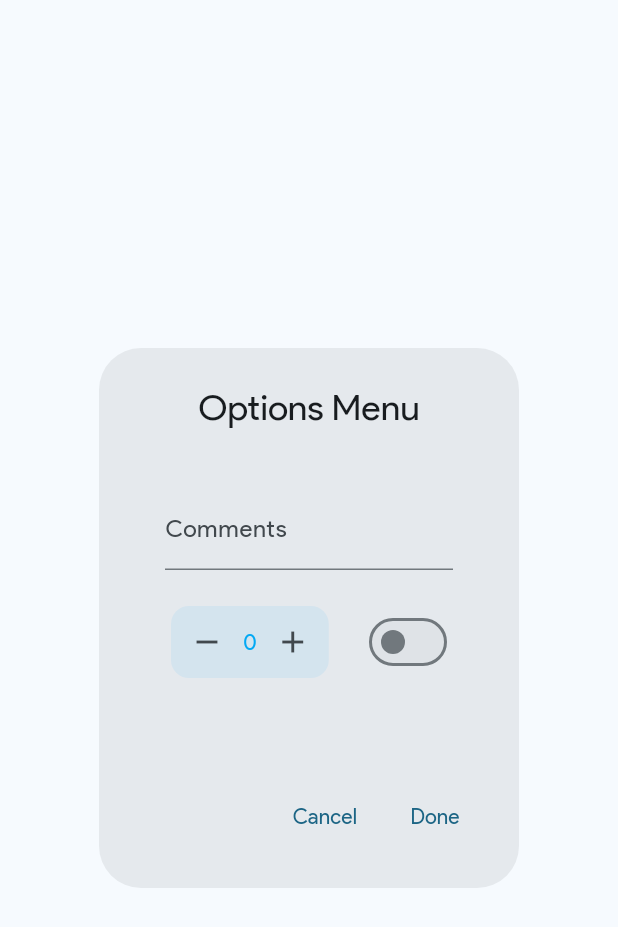
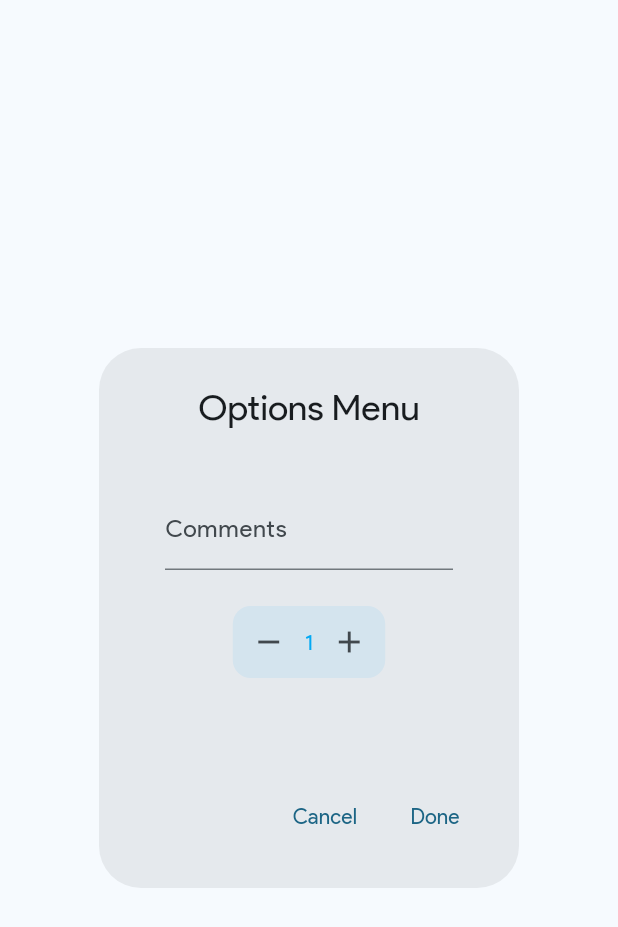
Before and after one commit to EraldBa/waiter_pda, a Flutter app: the OrderOptionsDialog widget shown alone on an empty page, opened directly with empty values, after a tap on the "remove" icon, on a phone screen of 412 x 824 dp. Shown: the top 927 px of the screen. Run offline on Flutter 3.47's test engine with Material 3 defaults, Android fonts, the phone set to English and light mode, and no system bars; our stand-ins replace hive, hive_flutter; accounts and stored records are empty.

Commit message:
code cleanup

```diff
--- a/lib/app/widgets/order_with_options_dialog.dart
+++ b/lib/app/widgets/order_with_options_dialog.dart
@@ -16,8 +16,6 @@ class _OrderOptionsDialogState extends State<OrderOptionsDialog> {
 
   late final OrderItem _orderItem;
 
-  bool _showCoffeeOptions = false;
-
   @override
   void initState() {
     super.initState();
@@ -26,7 +24,7 @@ class _OrderOptionsDialogState extends State<OrderOptionsDialog> {
   }
 
   Iterable<Widget> get _coffeeOptions {
-    if (!_showCoffeeOptions) {
+    if (!_orderItem.isCoffee) {
       return const Iterable.empty();
     }
 
@@ -106,28 +104,7 @@ class _OrderOptionsDialogState extends State<OrderOptionsDialog> {
                 onChanged: (value) => _orderItem.comments = value,
               ),
               const SizedBox(height: _height),
-              Row(
-                mainAxisAlignment: MainAxisAlignment.spaceBetween,
-                children: [
-                  QuantityAdjustmentBox(orderItem: _orderItem),
-                  Switch(
-                    thumbIcon:
-                        MaterialStateProperty.resolveWith<Icon?>((states) {
-                      if (states.contains(MaterialState.selected)) {
-                        return const Icon(Icons.check);
-                      }
-
-                      return null;
-                    }),
-                    value: _showCoffeeOptions,
-                    onChanged: (value) {
-                      setState(() {
-                        _showCoffeeOptions = value;
-                      });
-                    },
-                  ),
-                ],
-              ),
+              QuantityAdjustmentBox(orderItem: _orderItem),
               const SizedBox(height: _height),
               ..._coffeeOptions,
             ],
--- a/lib/app/widgets/quantity_adjustment_box.dart
+++ b/lib/app/widgets/quantity_adjustment_box.dart
@@ -18,9 +18,11 @@ class _QuantityAdjustmentBoxState extends State<QuantityAdjustmentBox> {
   }
 
   void _decrementQuantity() {
-    setState(() {
-      --widget.orderItem.quantity;
-    });
+    if (widget.orderItem.quantity > 1) {
+      setState(() {
+        --widget.orderItem.quantity;
+      });
+    }
   }
 
   @override
--- a/lib/models/menu_item.dart
+++ b/lib/models/menu_item.dart
@@ -2,12 +2,12 @@
 
 import 'package:hive/hive.dart';
 import 'package:waiter_pda/models/item_types.dart';
-import 'package:waiter_pda/models/menu_mixin.dart';
+import 'package:waiter_pda/models/price_helper.dart';
 
 part 'menu_item.g.dart';
 
 @HiveType(typeId: 3)
-final class MenuItem extends HiveObject with MenuMixin {
+final class MenuItem extends HiveObject {
   @HiveField(0)
   final String name;
 
@@ -31,7 +31,7 @@ final class MenuItem extends HiveObject with MenuMixin {
     return _ingredients == null ? '' : '\nIngredients: ${_ingredients!}';
   }
 
-  String get priceAsEuro => 'Price: ${toStringEuro(price)}';
+  String get priceAsEuro => 'Price: ${toEuroString(price)}';
 
   bool equals(MenuItem other) {
     return this.name == other.name && this.price == other.price;
--- a/lib/models/menu_mixin.dart
+++ /dev/null
@@ -1,3 +0,0 @@
-mixin MenuMixin {
-  String toStringEuro(double value) => '${value.toStringAsFixed(2)} €';
-}
--- a/lib/models/order.dart
+++ b/lib/models/order.dart
@@ -1,11 +1,11 @@
 import 'package:hive/hive.dart';
-import 'package:waiter_pda/models/menu_mixin.dart';
 import 'package:waiter_pda/models/order_item.dart';
+import 'package:waiter_pda/models/price_helper.dart';
 
 part 'order.g.dart';
 
 @HiveType(typeId: 1)
-class Order extends HiveObject with MenuMixin {
+class Order extends HiveObject {
   @HiveField(0)
   final List<OrderItem> items;
 
@@ -33,7 +33,7 @@ class Order extends HiveObject with MenuMixin {
 
   bool get notCompleted => !completed;
 
-  String get totalAsEuro => toStringEuro(total);
+  String get totalAsEuro => toEuroString(total);
 
   void mergeItems() {
     for (int i = 0; i < items.length; ++i) {
--- a/lib/models/order_item.dart
+++ b/lib/models/order_item.dart
@@ -1,13 +1,14 @@
 // ignore_for_file: unnecessary_this
 
 import 'package:hive/hive.dart';
+import 'package:waiter_pda/models/item_types.dart';
 import 'package:waiter_pda/models/menu_item.dart';
-import 'package:waiter_pda/models/menu_mixin.dart';
+import 'package:waiter_pda/models/price_helper.dart';
 
 part 'order_item.g.dart';
 
 @HiveType(typeId: 2)
-class OrderItem extends HiveObject with MenuMixin {
+class OrderItem extends HiveObject {
   @HiveField(0)
   final MenuItem menuItem;
 
@@ -33,13 +34,13 @@ class OrderItem extends HiveObject with MenuMixin {
 
   double get price => menuItem.price * quantity;
 
-  String get priceAsEuro => 'Price: ${toStringEuro(price)}';
+  String get priceAsEuro => 'Price: ${toEuroString(price)}';
 
   String get milkAsString => 'Add milk: ${milk?.name ?? '-'}';
 
   String get sweetnessAsString => 'Sweetness: ${sweetness?.name ?? '-'}';
 
-  bool get isCoffee => sweetness != null || milk != null;
+  bool get isCoffee => menuItem.itemType == ItemTypes.coffee;
 
   set values(OrderItem other) {
     this.quantity = other.quantity;
@@ -54,6 +55,12 @@ class OrderItem extends HiveObject with MenuMixin {
         this.milk == other.milk &&
         this.sweetness == other.sweetness;
   }
+}
+
+class CoffeeItem extends OrderItem {
+  final int high;
+
+  CoffeeItem({required super.menuItem, required this.high});
 }
 
 @HiveType(typeId: 4)
@@ -84,7 +91,10 @@ enum Milk {
   canned('Canned'),
 
   @HiveField(2)
-  almond('Almond');
+  almond('Almond'),
+
+  @HiveField(3)
+  none('None');
 
   final String name;
 
--- /dev/null
+++ b/lib/models/price_helper.dart
@@ -0,0 +1 @@
+String toEuroString(double value) => '${value.toStringAsFixed(2)} €';
```
Also changed, not shown: lib/models/order_item.g.dart.
